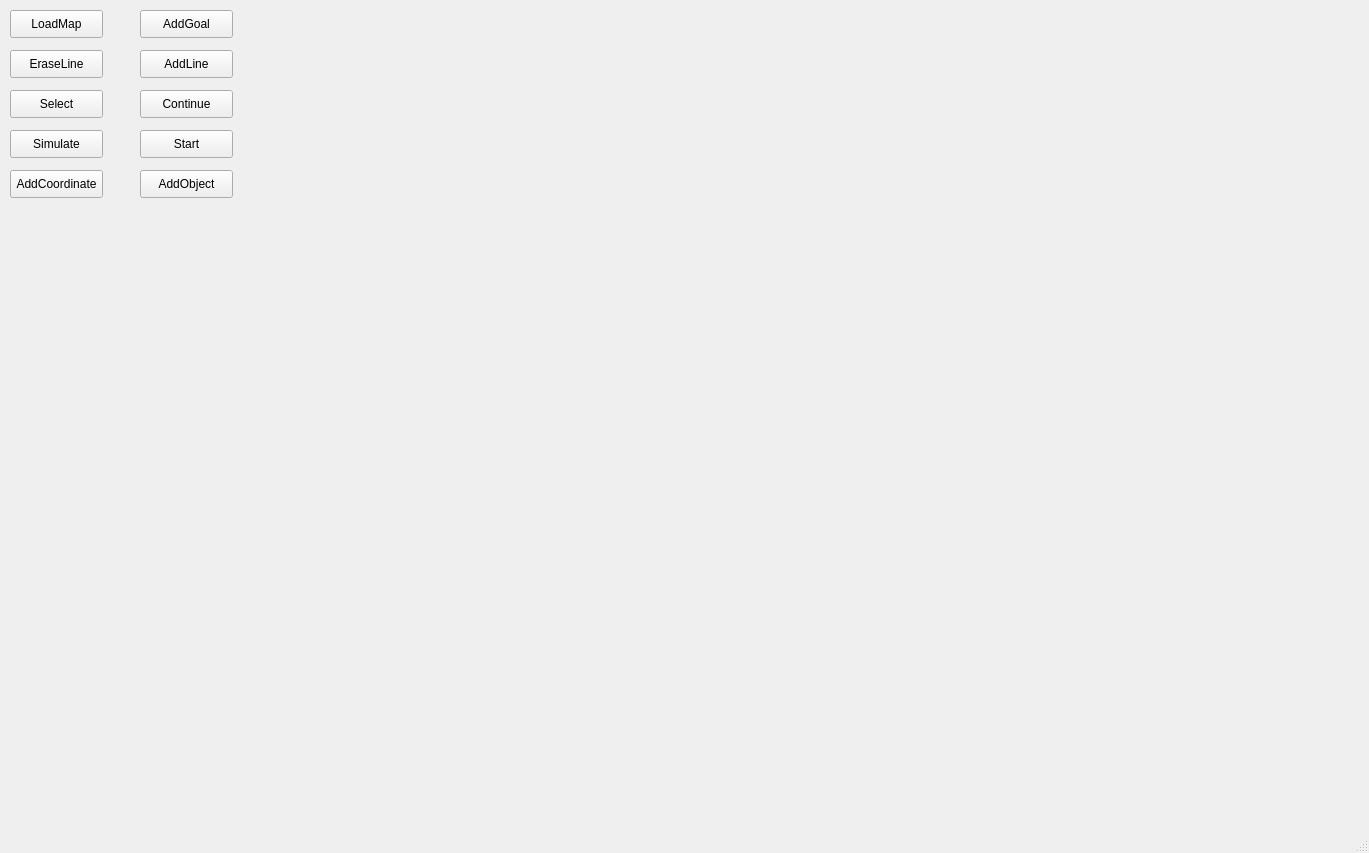
trantienlong2301/DATN, file gui2.ui: the form before one commit.
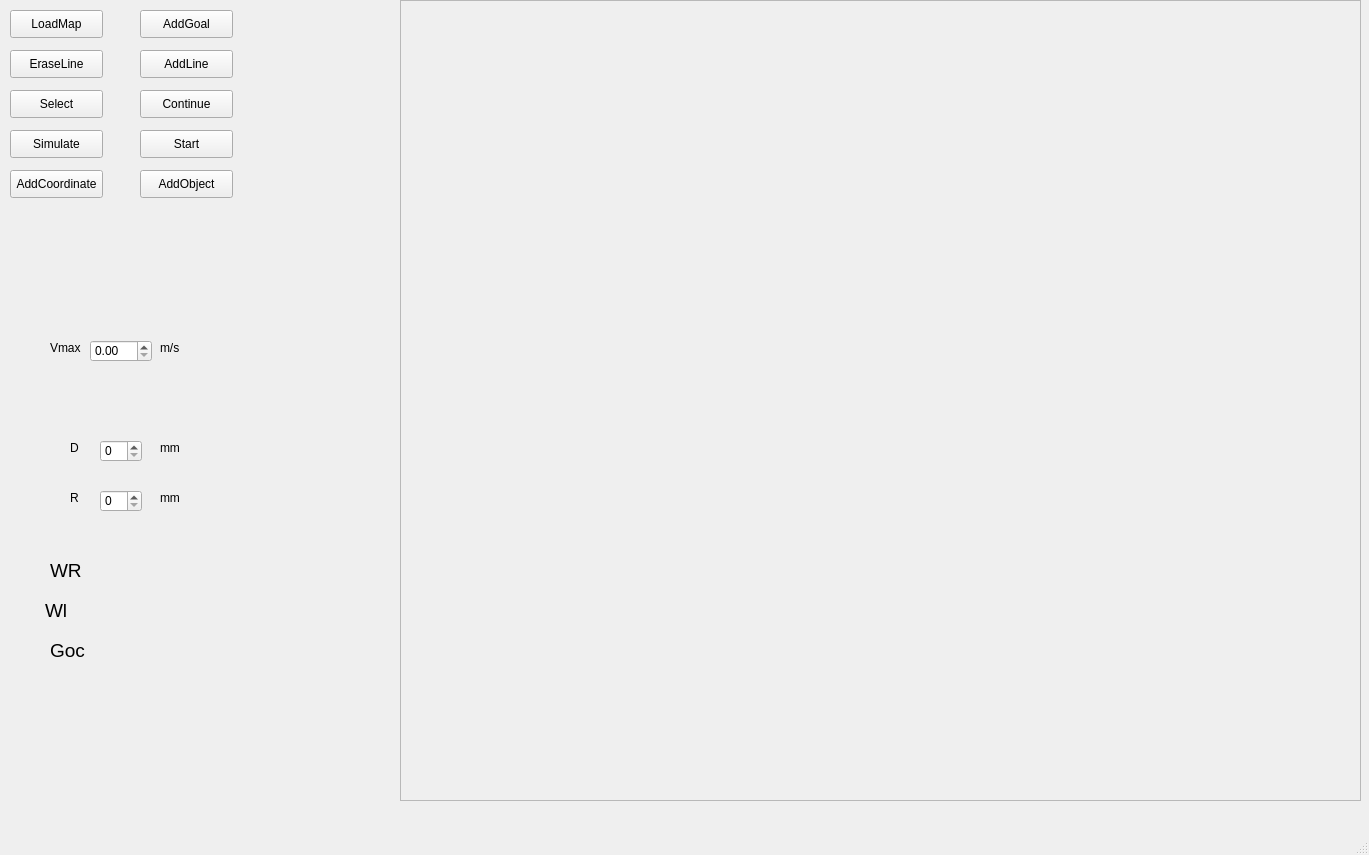
The form after the commit.

Diff of the .ui file:
```diff
--- a/gui2.ui
+++ b/gui2.ui
@@ -7,23 +7,13 @@
     <x>0</x>
     <y>0</y>
     <width>1369</width>
-    <height>853</height>
+    <height>855</height>
    </rect>
   </property>
   <property name="windowTitle">
    <string>MainWindow</string>
   </property>
   <widget class="QWidget" name="centralwidget">
-   <widget class="QWidget" name="Screen" native="true">
-    <property name="geometry">
-     <rect>
-      <x>270</x>
-      <y>0</y>
-      <width>1091</width>
-      <height>781</height>
-     </rect>
-    </property>
-   </widget>
    <widget class="QPushButton" name="LoadMap">
     <property name="geometry">
      <rect>
@@ -154,6 +144,238 @@
      <string>AddObject</string>
     </property>
    </widget>
+   <widget class="QFrame" name="Screen">
+    <property name="geometry">
+     <rect>
+      <x>400</x>
+      <y>0</y>
+      <width>961</width>
+      <height>801</height>
+     </rect>
+    </property>
+    <property name="frameShape">
+     <enum>QFrame::StyledPanel</enum>
+    </property>
+    <property name="frameShadow">
+     <enum>QFrame::Raised</enum>
+    </property>
+   </widget>
+   <widget class="QLabel" name="label">
+    <property name="geometry">
+     <rect>
+      <x>50</x>
+      <y>340</y>
+      <width>41</width>
+      <height>16</height>
+     </rect>
+    </property>
+    <property name="text">
+     <string>Vmax</string>
+    </property>
+   </widget>
+   <widget class="QLabel" name="label_3">
+    <property name="geometry">
+     <rect>
+      <x>70</x>
+      <y>440</y>
+      <width>16</width>
+      <height>16</height>
+     </rect>
+    </property>
+    <property name="text">
+     <string>D</string>
+    </property>
+   </widget>
+   <widget class="QLabel" name="label_4">
+    <property name="geometry">
+     <rect>
+      <x>70</x>
+      <y>490</y>
+      <width>21</width>
+      <height>16</height>
+     </rect>
+    </property>
+    <property name="text">
+     <string>R</string>
+    </property>
+   </widget>
+   <widget class="QLabel" name="label_5">
+    <property name="geometry">
+     <rect>
+      <x>160</x>
+      <y>340</y>
+      <width>55</width>
+      <height>16</height>
+     </rect>
+    </property>
+    <property name="text">
+     <string>m/s</string>
+    </property>
+   </widget>
+   <widget class="QLabel" name="label_6">
+    <property name="geometry">
+     <rect>
+      <x>160</x>
+      <y>440</y>
+      <width>55</width>
+      <height>16</height>
+     </rect>
+    </property>
+    <property name="text">
+     <string>mm</string>
+    </property>
+   </widget>
+   <widget class="QLabel" name="label_7">
+    <property name="geometry">
+     <rect>
+      <x>160</x>
+      <y>490</y>
+      <width>55</width>
+      <height>16</height>
+     </rect>
+    </property>
+    <property name="text">
+     <string>mm</string>
+    </property>
+   </widget>
+   <widget class="QDoubleSpinBox" name="Vmax">
+    <property name="geometry">
+     <rect>
+      <x>90</x>
+      <y>340</y>
+      <width>62</width>
+      <height>22</height>
+     </rect>
+    </property>
+   </widget>
+   <widget class="QSpinBox" name="Chieu_rong">
+    <property name="geometry">
+     <rect>
+      <x>100</x>
+      <y>440</y>
+      <width>42</width>
+      <height>22</height>
+     </rect>
+    </property>
+   </widget>
+   <widget class="QSpinBox" name="Ban_kinh">
+    <property name="geometry">
+     <rect>
+      <x>100</x>
+      <y>490</y>
+      <width>42</width>
+      <height>22</height>
+     </rect>
+    </property>
+   </widget>
+   <widget class="QLabel" name="VelRight">
+    <property name="geometry">
+     <rect>
+      <x>100</x>
+      <y>550</y>
+      <width>151</width>
+      <height>31</height>
+     </rect>
+    </property>
+    <property name="font">
+     <font>
+      <pointsize>14</pointsize>
+     </font>
+    </property>
+    <property name="text">
+     <string/>
+    </property>
+   </widget>
+   <widget class="QLabel" name="VelLeft">
+    <property name="geometry">
+     <rect>
+      <x>100</x>
+      <y>600</y>
+      <width>121</width>
+      <height>21</height>
+     </rect>
+    </property>
+    <property name="font">
+     <font>
+      <pointsize>14</pointsize>
+     </font>
+    </property>
+    <property name="text">
+     <string/>
+    </property>
+   </widget>
+   <widget class="QLabel" name="Angle">
+    <property name="geometry">
+     <rect>
+      <x>100</x>
+      <y>640</y>
+      <width>111</width>
+      <height>31</height>
+     </rect>
+    </property>
+    <property name="font">
+     <font>
+      <pointsize>14</pointsize>
+     </font>
+    </property>
+    <property name="text">
+     <string/>
+    </property>
+   </widget>
+   <widget class="QLabel" name="label_10">
+    <property name="geometry">
+     <rect>
+      <x>50</x>
+      <y>560</y>
+      <width>41</width>
+      <height>20</height>
+     </rect>
+    </property>
+    <property name="font">
+     <font>
+      <pointsize>14</pointsize>
+     </font>
+    </property>
+    <property name="text">
+     <string>WR</string>
+    </property>
+   </widget>
+   <widget class="QLabel" name="label_11">
+    <property name="geometry">
+     <rect>
+      <x>45</x>
+      <y>600</y>
+      <width>31</width>
+      <height>20</height>
+     </rect>
+    </property>
+    <property name="font">
+     <font>
+      <pointsize>14</pointsize>
+     </font>
+    </property>
+    <property name="text">
+     <string>Wl</string>
+    </property>
+   </widget>
+   <widget class="QLabel" name="label_12">
+    <property name="geometry">
+     <rect>
+      <x>50</x>
+      <y>640</y>
+      <width>41</width>
+      <height>21</height>
+     </rect>
+    </property>
+    <property name="font">
+     <font>
+      <pointsize>14</pointsize>
+     </font>
+    </property>
+    <property name="text">
+     <string>Goc</string>
+    </property>
+   </widget>
   </widget>
   <widget class="QMenuBar" name="menubar">
    <property name="geometry">
```
